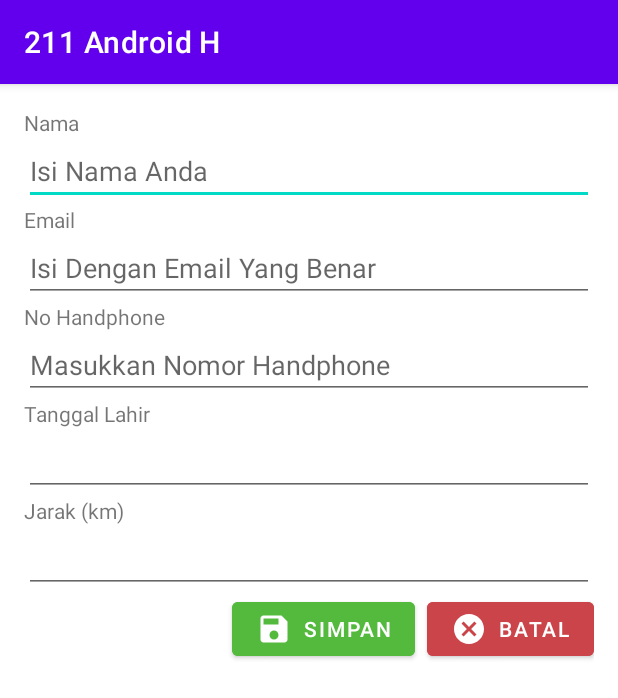
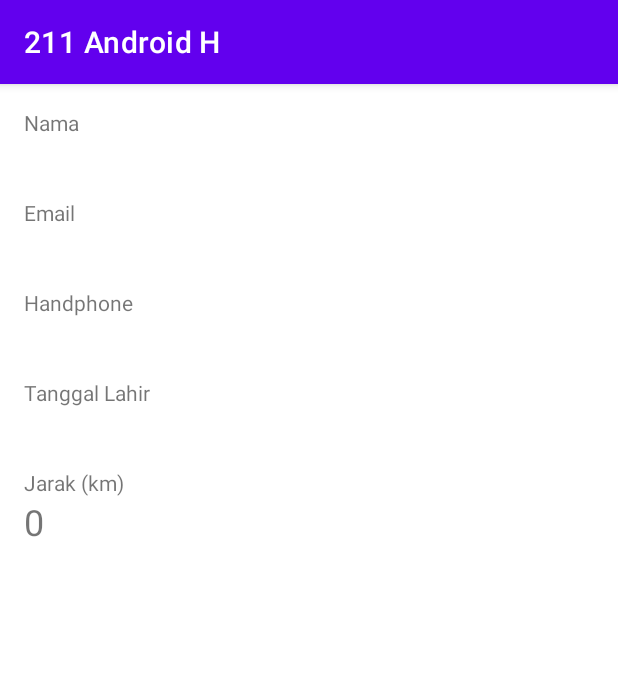
Before and after one commit to aazidhanf/Android5-211-H, an Android app: the screen it shows after launch (MainActivity before the commit, HasilActivity after it), after a tap on "SIMPAN", on a phone screen of 412 x 824 dp. Shown: the top 698 px of the screen. Run offline under Robolectric (Android 15) with nearby library versions, the phone set to English and light mode, and no system bars.

Commit message:
mengirim data menggunakan intent

```diff
--- a/app/src/main/AndroidManifest.xml
+++ b/app/src/main/AndroidManifest.xml
@@ -10,6 +10,9 @@
         android:supportsRtl="true"
         android:theme="@style/Theme.211AndroidH">
         <activity
+            android:name=".HasilActivity"
+            android:exported="false" />
+        <activity
             android:name=".MainActivity"
             android:exported="true">
             <intent-filter>
--- /dev/null
+++ b/app/src/main/java/com/androih/aazidhanf/HasilActivity.kt
@@ -0,0 +1,32 @@
+package com.androih.aazidhanf
+
+import androidx.appcompat.app.AppCompatActivity
+import android.os.Bundle
+import android.widget.TextView
+
+class HasilActivity : AppCompatActivity() {
+    override fun onCreate(savedInstanceState: Bundle?) {
+        super.onCreate(savedInstanceState)
+        setContentView(R.layout.activity_hasil)
+
+
+        val nama = intent.getStringExtra("nama")
+        val email = intent.getStringExtra("email")
+        val noHandphone = intent.getStringExtra("noHandphone")
+        val tanggalLahir = intent.getStringExtra("tanggalLahir")
+        val jarak = intent.getIntExtra("jarak",0)
+
+        val namaTextView = findViewById<TextView>(R.id.namaTextView)
+        val emailTextView = findViewById<TextView>(R.id.emailTextView)
+        val noHandphoneTextView = findViewById<TextView>(R.id.noHandphoneTextView)
+        val tanggalLahirTextView = findViewById<TextView>(R.id.tanggalLahirTextView)
+        val jarakTextView = findViewById<TextView>(R.id.jarakTextView)
+
+        namaTextView.setText(nama)
+        emailTextView.setText(email)
+        noHandphoneTextView.setText(noHandphone)
+        tanggalLahirTextView.setText(tanggalLahir)
+        jarakTextView.setText(jarak.toString())
+
+    }
+}
--- a/app/src/main/java/com/androih/aazidhanf/MainActivity.kt
+++ b/app/src/main/java/com/androih/aazidhanf/MainActivity.kt
@@ -1,5 +1,7 @@
 package com.androih.aazidhanf
 
+
+import android.content.Intent
 import androidx.appcompat.app.AppCompatActivity
 import android.os.Bundle
 import android.widget.Button
@@ -22,11 +24,21 @@ class MainActivity : AppCompatActivity() {
 
         simpanButton.setOnClickListener {
             val nama = namaEditText.text.toString()
+            val email = emailEditText.text.toString()
+            val noHandphone = noHandphoneEditText.text.toString()
             var jarak = jarakEditText.text.toString().toInt()
             jarak = jarak * 1000
-
+            val tanggalLahir = tanggalLahirEditText.text.toString()
 
             Toast.makeText(this,"Hai $jarak",Toast.LENGTH_SHORT).show()
+
+            val intent = Intent(this,HasilActivity::class.java)
+            intent.putExtra("nama",nama)
+            intent.putExtra("email",email)
+            intent.putExtra("noHandphone",noHandphone)
+            intent.putExtra("jarak",jarak)
+            intent.putExtra("tanggalLahir",tanggalLahir)
+            startActivity(intent)
         }
 
         batalButton.setOnClickListener {
--- /dev/null
+++ b/app/src/main/res/layout/activity_hasil.xml
@@ -0,0 +1,88 @@
+<?xml version="1.0" encoding="utf-8"?>
+<LinearLayout xmlns:android="http://schemas.android.com/apk/res/android"
+    xmlns:app="http://schemas.android.com/apk/res-auto"
+    xmlns:tools="http://schemas.android.com/tools"
+    android:layout_width="match_parent"
+    android:layout_height="match_parent"
+    android:orientation="vertical"
+    android:padding="16dp"
+    tools:context=".HasilActivity">
+
+    <TextView
+        android:layout_width="match_parent"
+        android:layout_height="wrap_content"
+        android:text="Nama"
+        />
+
+    <TextView
+        android:id="@+id/namaTextView"
+        android:layout_width="match_parent"
+        android:layout_height="wrap_content"
+        android:text="A Azidhan"
+        android:textSize="24sp"
+        android:layout_marginBottom="8dp"
+        />
+
+    <TextView
+        android:layout_width="match_parent"
+        android:layout_height="wrap_content"
+        android:text="Email"
+        />
+
+    <TextView
+        android:id="@+id/emailTextView"
+        android:layout_width="match_parent"
+        android:layout_height="wrap_content"
+        android:text="aazidhan@gmail.com"
+        android:textSize="24sp"
+        android:layout_marginBottom="8dp"
+
+        />
+
+    <TextView
+        android:layout_width="match_parent"
+        android:layout_height="wrap_content"
+        android:text="Handphone"
+        />
+
+    <TextView
+        android:id="@+id/noHandphoneTextView"
+        android:layout_width="match_parent"
+        android:layout_height="wrap_content"
+        android:text="+628120000"
+        android:textSize="24sp"
+        android:layout_marginBottom="8dp"
+
+        />
+
+    <TextView
+        android:layout_width="match_parent"
+        android:layout_height="wrap_content"
+        android:text="Tanggal Lahir"
+        />
+
+    <TextView
+        android:id="@+id/tanggalLahirTextView"
+        android:layout_width="match_parent"
+        android:layout_height="wrap_content"
+        android:text="04/06/2001"
+        android:textSize="24sp"
+        android:layout_marginBottom="8dp"
+
+        />
+
+    <TextView
+        android:layout_width="match_parent"
+        android:layout_height="wrap_content"
+        android:text="@string/jarak_km"
+        />
+
+    <TextView
+        android:id="@+id/jarakTextView"
+        android:layout_width="match_parent"
+        android:layout_height="wrap_content"
+        android:text="2"
+        android:textSize="24sp" />
+
+
+</LinearLayout>
--- a/app/src/main/res/layout/activity_main.xml
+++ b/app/src/main/res/layout/activity_main.xml
@@ -70,6 +70,7 @@
         android:layout_width="match_parent"
         android:layout_height="wrap_content"
         android:inputType="number"
+        android:text="0"
         />
 
     <LinearLayout
```
